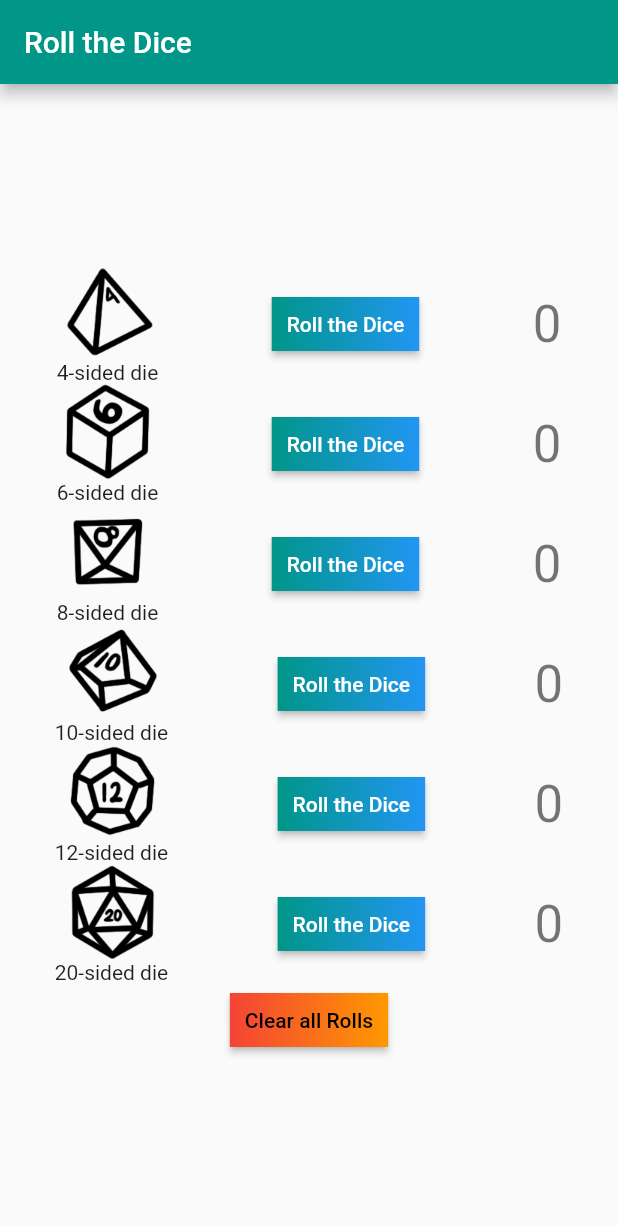
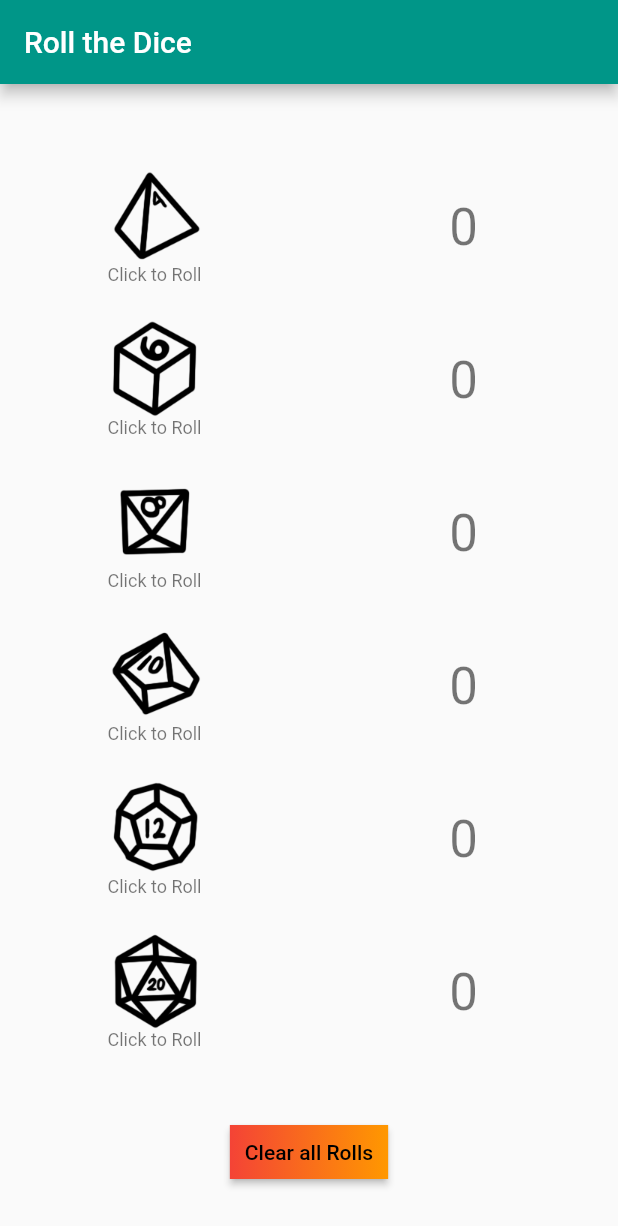
Before and after one commit to 009Kings/Dem_Dice, a Flutter app: the screen it shows after launch, on a phone screen of 412 x 824 dp. Shown: the top 1226 px of the screen. Run offline on Flutter 3.47's test engine with Material 2 defaults, Android fonts, the phone set to English and light mode, and no system bars.

Commit message:
Styling, removes redundant text

```diff
--- a/lib/main.dart
+++ b/lib/main.dart
@@ -55,31 +55,36 @@ class _AllDemDiceState extends State<AllDemDice> {
         child: Row(
           mainAxisSize: MainAxisSize.max,
           crossAxisAlignment: CrossAxisAlignment.center,
-          mainAxisAlignment: MainAxisAlignment.spaceAround,
           children: <Widget>[
-            Column(
+            Expanded(
+              flex: 1,
+              child: Column(
                 children: <Widget>[
-                Image.asset("assets/d$dX.png", scale: 2.0, width: 64.0, height: 64.0),
-                Text("$dX-sided die")
-              ],
+                  ConstrainedBox(
+                    constraints: BoxConstraints(maxHeight: 64, maxWidth: 64),
+                    child: Ink.image( image: AssetImage("assets/d$dX.png"),
+                    fit: BoxFit.fitHeight,
+                    child: InkWell(
+                      onTap: () => _incrementCounter(dX),
                       ),
-            RaisedButton(
-              onPressed: () => _incrementCounter(dX),
-              textColor: Colors.white,
-              padding: const EdgeInsets.all(0.0),
-              child: Container(
-                decoration: const BoxDecoration(
-                  gradient: LinearGradient(
-                    colors: <Color>[Colors.teal, Colors.blue],
-                  ),
-                ),
-                padding: const EdgeInsets.all(10.0),
-                child: Text('Roll the Dice'),
                     ),
                   ),
                   Text(
+                    'Click to Roll',
+                    style: Theme.of(context).textTheme.caption,
+                    )
+                ],
+              ),
+            ),
+            Expanded(
+              flex: 1,
+              child: Container(
+                alignment: Alignment.center,
+                child:  Text(
                   "${_result['d${dX}']}",
                   style: Theme.of(context).textTheme.display1,
+                ),
+              ),
             ),
           ],
         )
@@ -93,15 +98,20 @@ class _AllDemDiceState extends State<AllDemDice> {
       ),
       body: Center(
         child: Column(
-          mainAxisAlignment: MainAxisAlignment.center,
+          mainAxisAlignment: MainAxisAlignment.spaceAround,
           children: <Widget>[
+            Container(
+              margin: const EdgeInsets.symmetric(vertical: 10.0),
+            ),
             _buildDiceRow(4),
             _buildDiceRow(6),
             _buildDiceRow(8),
             _buildDiceRow(10),
             _buildDiceRow(12),
             _buildDiceRow(20),
-            RaisedButton(
+            Container(
+              margin: const EdgeInsets.symmetric(vertical: 20.0),
+              child: RaisedButton(
                 onPressed: () => _clearCounters(),
                 textColor: Colors.black,
                 padding: const EdgeInsets.all(0.0),
@@ -115,6 +125,7 @@ class _AllDemDiceState extends State<AllDemDice> {
                   child: Text('Clear all Rolls'),
                 ),
               ),
+            ),
           ],
         ),
       ),
```
Also changed, not shown: 1 other file. Lines whose indentation alone changed are shown as unchanged.
